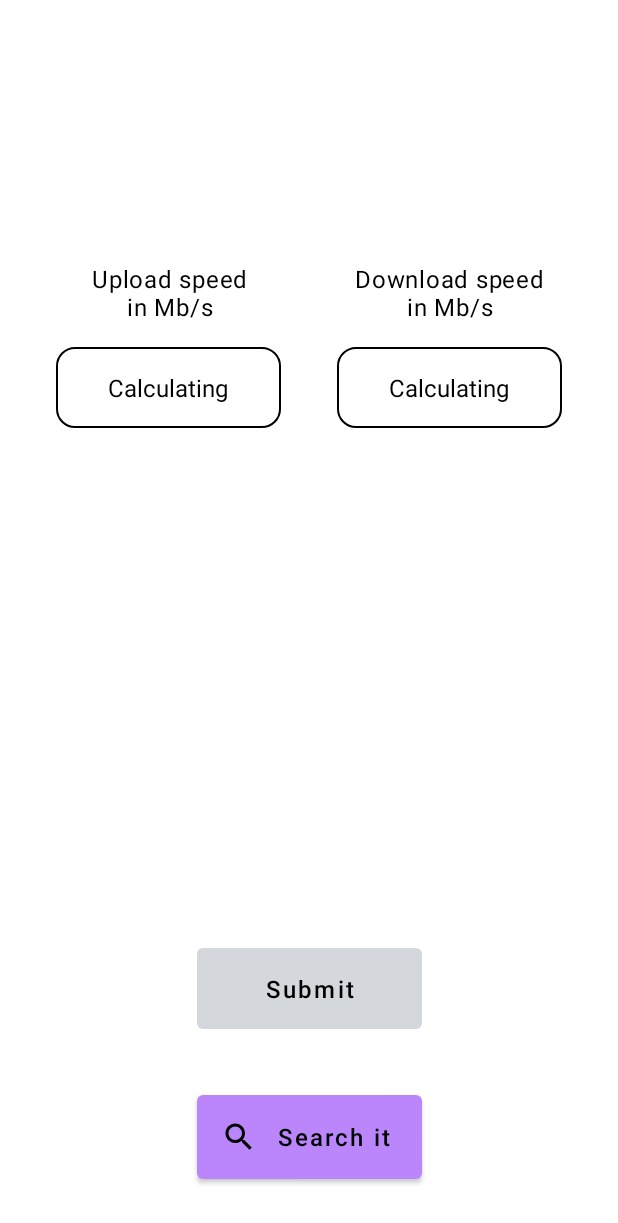
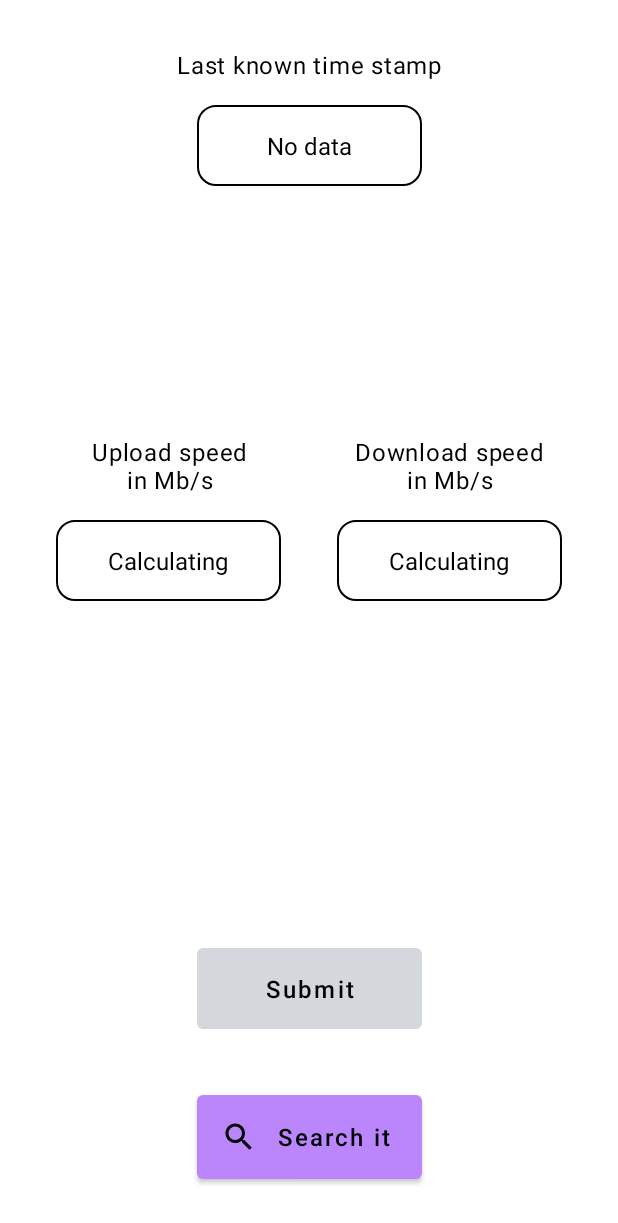
Before and after one commit to vikramragu/InternetSpeedTask, an Android app: the screen it shows after launch (NetworkSpeedActivity), on a phone screen of 412 x 824 dp. Shown: the top 1223 px of the screen. Run offline under Robolectric (Android 15) with nearby library versions, the phone set to English and light mode, and no system bars; our stand-ins replace Dagger/Hilt's generated code, Firebase (no records; nobody signed in at launch, a user with empty details on screens opened directly), data binding; libraries missing offline, so code that uses them is left out: com.speedchecker.android; 3 statements that could not run were skipped.

Commit message:
added time stamp AM/PM, abstracted string to resources

```diff
--- a/app/src/main/java/com/test/internettask/di/module/NetworkModule.kt
+++ b/app/src/main/java/com/test/internettask/di/module/NetworkModule.kt
@@ -19,7 +19,7 @@ import javax.inject.Singleton
 class NetworkModule {
 
     companion object {
-        val TIMESTAMP = "dd-MM-yyyy HH:mm:ss"
+        val TIMESTAMP = "dd-MM-yyyy HH:mm:ss aa"
     }
 
 
--- a/app/src/main/java/com/test/internettask/ui/home/fragment/ShowInternetSpeedFragment.kt
+++ b/app/src/main/java/com/test/internettask/ui/home/fragment/ShowInternetSpeedFragment.kt
@@ -156,8 +156,8 @@ class ShowInternetSpeedFragment :
                         when (it) {
                             Response.Loading -> {
                                 databinding.apply {
-                                    this.downloadSpeed = "Calculating"
-                                    this.uploadSpeed = "Calculating"
+                                    this.downloadSpeed = getString(R.string._calculating)
+                                    this.uploadSpeed = getString(R.string._calculating)
                                 }
                             }
 
@@ -167,8 +167,8 @@ class ShowInternetSpeedFragment :
 
                             is Response.Error -> {
                                 databinding.apply {
-                                    this.uploadSpeed = "No internet"
-                                    this.downloadSpeed = "No internet"
+                                    this.uploadSpeed = getString(R.string._no_internet)
+                                    this.downloadSpeed = getString(R.string._no_internet)
                                 }
                                 databinding.btnSubmit.disabled()
                             }
@@ -189,6 +189,7 @@ class ShowInternetSpeedFragment :
                 databinding.apply {
                     this.downloadSpeed = response.downStreamSpeed
                     this.uploadSpeed = response.upstreamSpeed
+                    this.timeStamp = this@ShowInternetSpeedFragment.viewModel.getTimeStamp()
                 }
                 databinding.btnSubmit.enabled()
             }
@@ -199,21 +200,21 @@ class ShowInternetSpeedFragment :
 
             NetworkResponseModel.OnInternetConnected -> {
                 databinding.apply {
-                    this.downloadSpeed = "Calculating"
-                    this.uploadSpeed = "Calculating"
+                    this.downloadSpeed = getString(R.string._calculating)
+                    this.uploadSpeed = getString(R.string._calculating)
                 }
             }
 
             NetworkResponseModel.Pinging -> {
                 databinding.apply {
-                    this.downloadSpeed = "Pinging"
-                    this.uploadSpeed = "Pinging"
+                    this.downloadSpeed = getString(R.string._pinging)
+                    this.uploadSpeed = getString(R.string._pinging)
                 }
             }
             NetworkResponseModel.PingingFailed -> {
                 databinding.apply {
-                    this.downloadSpeed = "Ping failed"
-                    this.uploadSpeed = "Ping failed"
+                    this.downloadSpeed = getString(R.string._ping_failed)
+                    this.uploadSpeed = getString(R.string._ping_failed)
                 }
             }
             is NetworkResponseModel.UploadTest -> {
--- a/app/src/main/java/com/test/internettask/ui/home/viewmodel/ShowInternetSpeedViewModel.kt
+++ b/app/src/main/java/com/test/internettask/ui/home/viewmodel/ShowInternetSpeedViewModel.kt
@@ -37,6 +37,6 @@ class ShowInternetSpeedViewModel @Inject constructor(
 
     fun getTelephonyManagerInstance() = telephonyManager
 
-    private fun getTimeStamp() = simpleDateFormat.format(Date())
+    fun getTimeStamp() = simpleDateFormat.format(Date())
 
 }
--- a/app/src/main/res/layout/fragment_search_speed.xml
+++ b/app/src/main/res/layout/fragment_search_speed.xml
@@ -62,7 +62,7 @@
             android:layout_margin="@dimen/_16dp"
             android:layout_marginTop="24dp"
             android:maxLines="2"
-            android:text='@{timeStamp ?? "No data"}'
+            android:text='@{upSpeed ?? "No data"}'
             app:layout_constraintEnd_toEndOf="parent"
             app:layout_constraintStart_toStartOf="parent"
             app:layout_constraintTop_toBottomOf="@id/tv_up_speed_title" />
@@ -88,7 +88,7 @@
             android:layout_width="wrap_content"
             android:layout_height="wrap_content"
             android:layout_margin="@dimen/_16dp"
-            android:text='@{upSpeed ?? "No data"}'
+            android:text='@{timeStamp ?? "No data"}'
             app:layout_constraintEnd_toEndOf="parent"
             app:layout_constraintStart_toStartOf="parent"
             app:layout_constraintTop_toBottomOf="@id/tv_last_known_time_title" />
--- a/app/src/main/res/layout/fragment_show_internet_speed.xml
+++ b/app/src/main/res/layout/fragment_show_internet_speed.xml
@@ -16,6 +16,10 @@
             name="downloadSpeed"
             type="String" />
 
+        <variable
+            name="timeStamp"
+            type="String" />
+
     </data>
 
     <androidx.constraintlayout.widget.ConstraintLayout
@@ -23,10 +27,34 @@
         android:layout_height="match_parent">
 
         <com.google.android.material.textview.MaterialTextView
+            android:id="@+id/tv_time_stamp_title"
+            android:layout_width="wrap_content"
+            android:layout_height="wrap_content"
+            android:layout_marginTop="32dp"
+            android:textAlignment="center"
+            android:text="@string/_last_known_time_stamp"
+            android:textAppearance="?attr/textAppearanceBody1"
+            android:textColor="@color/black"
+            app:layout_constraintEnd_toEndOf="parent"
+            app:layout_constraintStart_toStartOf="parent"
+            app:layout_constraintTop_toTopOf="parent" />
+
+        <com.google.android.material.textview.MaterialTextView
+            android:id="@+id/tv_time_stamp"
+            style="@style/OutlineTextView"
+            android:layout_width="wrap_content"
+            android:layout_marginTop="@dimen/_16dp"
+            android:layout_height="wrap_content"
+            android:text='@{timeStamp ?? "No data"}'
+            app:layout_constraintEnd_toEndOf="parent"
+            app:layout_constraintStart_toStartOf="parent"
+            app:layout_constraintTop_toBottomOf="@id/tv_time_stamp_title" />
+
+        <com.google.android.material.textview.MaterialTextView
+            android:id="@+id/tv_upload_title"
             android:layout_width="wrap_content"
             android:layout_height="wrap_content"
             android:layout_marginBottom="@dimen/_16dp"
-            android:id="@+id/tv_upload_title"
             android:textAlignment="center"
             android:textAppearance="?attr/textAppearanceBody1"
             android:textColor="@color/black"
@@ -44,15 +72,15 @@
             app:layout_constraintEnd_toStartOf="@id/tv_down_speed"
             app:layout_constraintStart_toStartOf="parent"
             app:layout_constraintTop_toTopOf="parent"
-            app:layout_constraintVertical_bias="0.30" />
+            app:layout_constraintVertical_bias="0.45" />
 
 
         <com.google.android.material.textview.MaterialTextView
+            android:id="@+id/tv_download_title"
             android:layout_width="wrap_content"
             android:layout_height="wrap_content"
             android:layout_marginBottom="@dimen/_16dp"
             android:textAlignment="center"
-            android:id="@+id/tv_download_title"
             android:textAppearance="?attr/textAppearanceBody1"
             android:textColor="@color/black"
             app:layout_constraintBottom_toTopOf="@id/tv_down_speed"
@@ -69,7 +97,7 @@
             app:layout_constraintEnd_toEndOf="parent"
             app:layout_constraintStart_toEndOf="@id/tv_up_speed"
             app:layout_constraintTop_toTopOf="parent"
-            app:layout_constraintVertical_bias="0.30" />
+            app:layout_constraintVertical_bias="0.45" />
 
 
         <com.google.android.material.button.MaterialButton
--- a/app/src/main/res/values/strings.xml
+++ b/app/src/main/res/values/strings.xml
@@ -6,4 +6,8 @@
     <string name="submit">Submit</string>
     <string name="search_it">Search it</string>
     <string name="_last_known_time_stamp">Last known time stamp</string>
+    <string name="_ping_failed">Ping Failed</string>
+    <string name="_pinging">Pinging</string>
+    <string name="_calculating">Calculating</string>
+    <string name="_no_internet">No internet</string>
 </resources>
```
